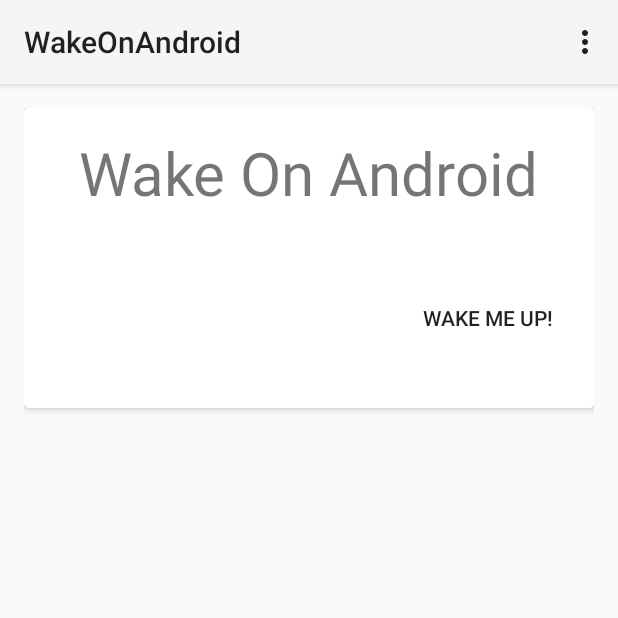
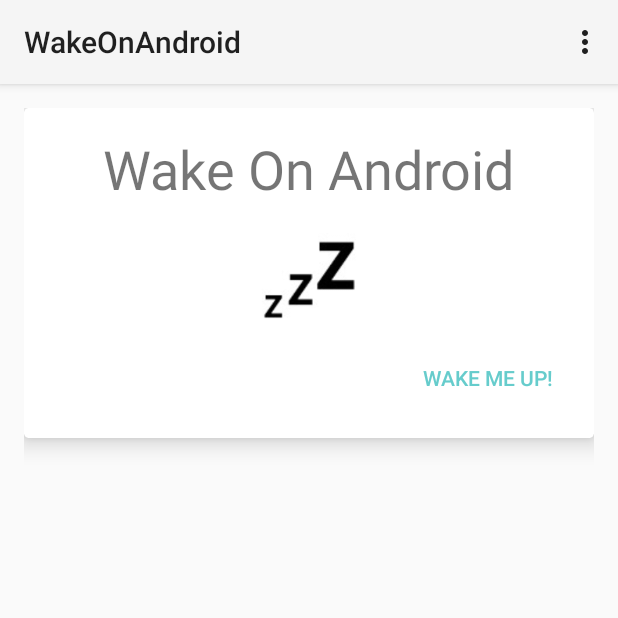
Before and after one commit to davehancock/WakeOnAndroid, an Android app: the screen it shows after launch (WakeOnLANActivity), on a phone screen of 412 x 824 dp, the top half of it. Run offline under Robolectric (Android 15) with nearby library versions, the phone set to English and light mode, and no system bars; libraries missing offline, so code that uses them is left out: com.djh.udp.

Commit message:
Adding assets

```diff
--- a/app/src/main/java/android/djh/com/wakeonandroid/WakeOnLANActivity.java
+++ b/app/src/main/java/android/djh/com/wakeonandroid/WakeOnLANActivity.java
@@ -6,11 +6,12 @@ import android.os.StrictMode;
 import android.view.Menu;
 import android.view.MenuItem;
 import android.view.View;
+import android.widget.ImageView;
 import android.widget.Toast;
 
 import com.djh.udp.UDPBroadcastLoader;
 
-public class WakeOnLANActivity extends Activity {
+public class WakeOnLANActivity extends Activity   {
 
     @Override
     protected void onCreate(Bundle savedInstanceState) {
@@ -48,5 +49,8 @@ public class WakeOnLANActivity extends Activity {
 
         UDPBroadcastLoader.sendMagicPacket(UDPBroadcastLoader.TARGET_IP_ADDRESS, UDPBroadcastLoader.TARGET_MAC_ADDRESS);
         Toast.makeText(this, "Wake Up Signal Has Been Sent", Toast.LENGTH_SHORT).show();
+
+        ImageView imageView = (ImageView) findViewById(R.id.wakeStateImage);
+        imageView.setImageResource(R.drawable.droid);
     }
 }
--- a/app/src/main/res/layout/activity_test.xml
+++ /dev/null
@@ -1,13 +0,0 @@
-<?xml version="1.0" encoding="utf-8"?>
-<LinearLayout xmlns:android="http://schemas.android.com/apk/res/android"
-    android:orientation="vertical" android:layout_width="match_parent"
-    android:layout_height="match_parent">
-
-    <android.support.v7.widget.CardView
-        >
-
-
-
-    </android.support.v7.widget.CardView>
-
-</LinearLayout>
--- a/app/src/main/res/layout/activity_wake_on_lan.xml
+++ b/app/src/main/res/layout/activity_wake_on_lan.xml
@@ -9,22 +9,12 @@
     android:paddingTop="@dimen/activity_vertical_margin"
     tools:context=".WakeOnLANActivity">
 
-
-
-
-
-
-
-
-
     <android.support.v7.widget.CardView xmlns:card_view="http://schemas.android.com/apk/res-auto"
         android:id="@+id/card_view"
         android:layout_width="match_parent"
-        android:layout_height="200dp"
+        android:layout_height="220dp"
         card_view:cardCornerRadius="3dp"
-        card_view:cardElevation="3dp">
-
-
+        card_view:cardElevation="9dp">
 
         <RelativeLayout
             android:layout_width="match_parent"
@@ -32,21 +22,32 @@
             android:padding="16dp">
 
             <TextView
-                android:id="@+id/textView"
+                android:id="@+id/wakeStatement"
                 android:layout_width="wrap_content"
                 android:layout_height="wrap_content"
                 android:layout_centerHorizontal="true"
                 android:text="@string/app_title"
-                android:textSize="18pt" />
+                android:textSize="36sp" />
+
+            <ImageView
+                android:id="@+id/wakeStateImage"
+                android:layout_width="100dp"
+                android:layout_height="100dp"
+                android:layout_below="@+id/wakeStatement"
+                android:layout_centerHorizontal="true"
+                android:src="@drawable/asleep"
+                android:contentDescription="@string/wakeContentDescription" />
 
             <Button
                 style="?android:attr/borderlessButtonStyle"
                 android:layout_width="wrap_content"
-                android:layout_height="50pt"
+                android:layout_height="wrap_content"
+                android:layout_alignParentBottom="true"
                 android:layout_alignParentEnd="true"
                 android:layout_marginTop="80dp"
                 android:onClick="sendWakeUpSignal"
-                android:text="Wake Me Up!" />
+                android:text="@string/wakeAction"
+                android:textColor="#66CCCC" />
 
         </RelativeLayout>
 
--- a/app/src/main/res/values/strings.xml
+++ b/app/src/main/res/values/strings.xml
@@ -2,4 +2,6 @@
     <string name="app_name">WakeOnAndroid</string>
     <string name="app_title">Wake On Android</string>
     <string name="action_settings">Settings</string>
+    <string name="wakeAction">Wake Me Up!</string>
+    <string name="wakeContentDescription">This image represents the state of computer</string>
 </resources>
```
Also changed, not shown: app/src/main/res/drawable/asleep.jpg (added), app/src/main/res/drawable/droid.png (added).
